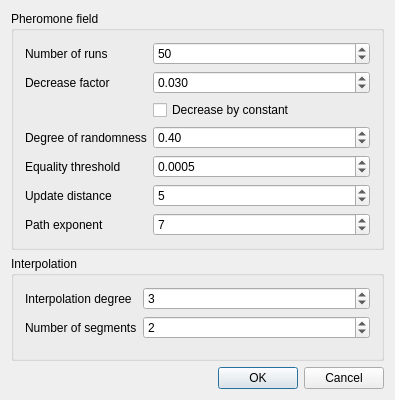
Qt form ui/pyedgebundleUI/utils/AntBundleParameterSettings.ui (dpvdberg/pyedgebundle) before a commit.
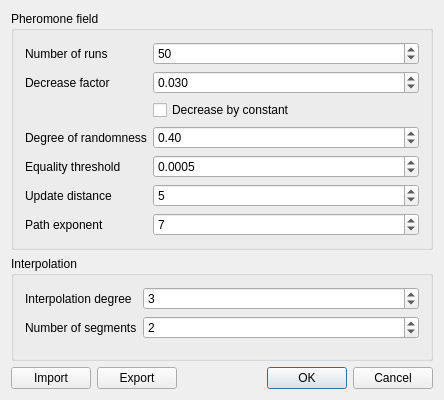
The same form after that commit.

```diff
--- a/ui/pyedgebundleUI/utils/AntBundleParameterSettings.ui
+++ b/ui/pyedgebundleUI/utils/AntBundleParameterSettings.ui
@@ -6,7 +6,7 @@
    <rect>
     <x>0</x>
     <y>0</y>
-    <width>395</width>
+    <width>444</width>
     <height>400</height>
    </rect>
   </property>
@@ -21,12 +21,43 @@
   </property>
   <layout class="QGridLayout" name="gridLayout_2">
    <item row="2" column="0">
+    <layout class="QHBoxLayout" name="horizontalLayout">
+     <item>
+      <widget class="QPushButton" name="btnImport">
+       <property name="text">
+        <string>Import</string>
+       </property>
+      </widget>
+     </item>
+     <item>
+      <widget class="QPushButton" name="btnExport">
+       <property name="text">
+        <string>Export</string>
+       </property>
+      </widget>
+     </item>
+     <item>
+      <spacer name="horizontalSpacer">
+       <property name="orientation">
+        <enum>Qt::Horizontal</enum>
+       </property>
+       <property name="sizeHint" stdset="0">
+        <size>
+         <width>40</width>
+         <height>20</height>
+        </size>
+       </property>
+      </spacer>
+     </item>
+     <item>
     <widget class="QDialogButtonBox" name="btnbox">
      <property name="standardButtons">
       <set>QDialogButtonBox::Cancel|QDialogButtonBox::Ok</set>
      </property>
     </widget>
    </item>
+    </layout>
+   </item>
    <item row="1" column="0">
     <widget class="QGroupBox" name="grpInterpolation">
      <property name="title">
```
Left out of the diff: 4 changed lines with no effect on the pictures. Lines whose indentation alone changed are shown as unchanged.
